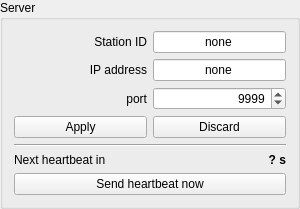
AMOS-uniba/amos-client, file widgets/qserver.ui: the form before one commit.
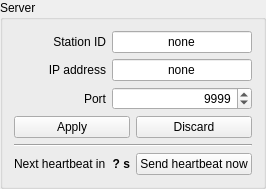
The form after the commit.

Diff of the .ui file:
```diff
--- a/widgets/qserver.ui
+++ b/widgets/qserver.ui
@@ -6,8 +6,8 @@
    <rect>
     <x>0</x>
     <y>0</y>
-    <width>300</width>
-    <height>193</height>
+    <width>266</width>
+    <height>174</height>
    </rect>
   </property>
   <property name="sizePolicy">
@@ -39,22 +39,32 @@
      </property>
     </widget>
    </item>
-   <item row="0" column="1">
-    <widget class="QLineEdit" name="le_station_id">
+   <item row="2" column="0">
+    <widget class="QLabel" name="lx_port">
      <property name="sizePolicy">
-      <sizepolicy hsizetype="Preferred" vsizetype="Fixed">
+      <sizepolicy hsizetype="Preferred" vsizetype="Preferred">
        <horstretch>1</horstretch>
        <verstretch>0</verstretch>
       </sizepolicy>
      </property>
      <property name="text">
-      <string>none</string>
-     </property>
-     <property name="maxLength">
-      <number>4</number>
+      <string>Port</string>
      </property>
      <property name="alignment">
-      <set>Qt::AlignCenter</set>
+      <set>Qt::AlignRight|Qt::AlignTrailing|Qt::AlignVCenter</set>
+     </property>
+    </widget>
+   </item>
+   <item row="5" column="0">
+    <widget class="QLabel" name="lx_countdown">
+     <property name="sizePolicy">
+      <sizepolicy hsizetype="Preferred" vsizetype="Preferred">
+       <horstretch>1</horstretch>
+       <verstretch>0</verstretch>
+      </sizepolicy>
+     </property>
+     <property name="text">
+      <string>Next heartbeat in</string>
      </property>
     </widget>
    </item>
@@ -74,7 +84,67 @@
      </property>
     </widget>
    </item>
-   <item row="1" column="1">
+   <item row="5" column="2">
+    <widget class="QPushButton" name="bt_send_heartbeat">
+     <property name="sizePolicy">
+      <sizepolicy hsizetype="Minimum" vsizetype="Fixed">
+       <horstretch>2</horstretch>
+       <verstretch>0</verstretch>
+      </sizepolicy>
+     </property>
+     <property name="text">
+      <string>Send heartbeat now</string>
+     </property>
+    </widget>
+   </item>
+   <item row="5" column="1">
+    <widget class="QLabel" name="lb_countdown">
+     <property name="sizePolicy">
+      <sizepolicy hsizetype="Preferred" vsizetype="Preferred">
+       <horstretch>1</horstretch>
+       <verstretch>0</verstretch>
+      </sizepolicy>
+     </property>
+     <property name="font">
+      <font>
+       <weight>75</weight>
+       <bold>true</bold>
+      </font>
+     </property>
+     <property name="text">
+      <string>? s</string>
+     </property>
+     <property name="alignment">
+      <set>Qt::AlignRight|Qt::AlignTrailing|Qt::AlignVCenter</set>
+     </property>
+    </widget>
+   </item>
+   <item row="4" column="0" colspan="3">
+    <widget class="Line" name="line">
+     <property name="orientation">
+      <enum>Qt::Horizontal</enum>
+     </property>
+    </widget>
+   </item>
+   <item row="3" column="0" colspan="3">
+    <layout class="QHBoxLayout" name="hl_buttons">
+     <item>
+      <widget class="QPushButton" name="bt_apply">
+       <property name="text">
+        <string>Apply</string>
+       </property>
+      </widget>
+     </item>
+     <item>
+      <widget class="QPushButton" name="bt_discard">
+       <property name="text">
+        <string>Discard</string>
+       </property>
+      </widget>
+     </item>
+    </layout>
+   </item>
+   <item row="1" column="1" colspan="2">
     <widget class="QLineEdit" name="le_ip">
      <property name="sizePolicy">
       <sizepolicy hsizetype="Preferred" vsizetype="Fixed">
@@ -96,23 +166,7 @@
      </property>
     </widget>
    </item>
-   <item row="2" column="0">
-    <widget class="QLabel" name="lx_port">
-     <property name="sizePolicy">
-      <sizepolicy hsizetype="Preferred" vsizetype="Preferred">
-       <horstretch>1</horstretch>
-       <verstretch>0</verstretch>
-      </sizepolicy>
-     </property>
-     <property name="text">
-      <string>port</string>
-     </property>
-     <property name="alignment">
-      <set>Qt::AlignRight|Qt::AlignTrailing|Qt::AlignVCenter</set>
-     </property>
-    </widget>
-   </item>
-   <item row="2" column="1">
+   <item row="2" column="1" colspan="2">
     <widget class="QSpinBox" name="sb_port">
      <property name="sizePolicy">
       <sizepolicy hsizetype="Preferred" vsizetype="Fixed">
@@ -137,70 +191,22 @@
      </property>
     </widget>
    </item>
-   <item row="3" column="0" colspan="2">
-    <layout class="QHBoxLayout" name="hl_buttons">
-     <item>
-      <widget class="QPushButton" name="bt_apply">
-       <property name="text">
-        <string>Apply</string>
-       </property>
-      </widget>
-     </item>
-     <item>
-      <widget class="QPushButton" name="bt_discard">
-       <property name="text">
-        <string>Discard</string>
-       </property>
-      </widget>
-     </item>
-    </layout>
-   </item>
-   <item row="4" column="0" colspan="2">
-    <widget class="Line" name="line">
-     <property name="orientation">
-      <enum>Qt::Horizontal</enum>
-     </property>
-    </widget>
-   </item>
-   <item row="5" column="0">
-    <widget class="QLabel" name="lx_countdown">
+   <item row="0" column="1" colspan="2">
+    <widget class="QLineEdit" name="le_station_id">
      <property name="sizePolicy">
-      <sizepolicy hsizetype="Preferred" vsizetype="Preferred">
+      <sizepolicy hsizetype="Preferred" vsizetype="Fixed">
        <horstretch>1</horstretch>
        <verstretch>0</verstretch>
       </sizepolicy>
      </property>
      <property name="text">
-      <string>Next heartbeat in</string>
+      <string>none</string>
      </property>
-    </widget>
-   </item>
-   <item row="5" column="1">
-    <widget class="QLabel" name="lb_countdown">
-     <property name="sizePolicy">
-      <sizepolicy hsizetype="Preferred" vsizetype="Preferred">
-       <horstretch>1</horstretch>
-       <verstretch>0</verstretch>
-      </sizepolicy>
-     </property>
-     <property name="font">
-      <font>
-       <weight>75</weight>
-       <bold>true</bold>
-      </font>
-     </property>
-     <property name="text">
-      <string>? s</string>
+     <property name="maxLength">
+      <number>4</number>
      </property>
      <property name="alignment">
-      <set>Qt::AlignRight|Qt::AlignTrailing|Qt::AlignVCenter</set>
-     </property>
-    </widget>
-   </item>
-   <item row="6" column="0" colspan="2">
-    <widget class="QPushButton" name="bt_send_heartbeat">
-     <property name="text">
-      <string>Send heartbeat now</string>
+      <set>Qt::AlignCenter</set>
      </property>
     </widget>
    </item>
```
Left out of the diff: 1 changed line with no effect on the pictures.
